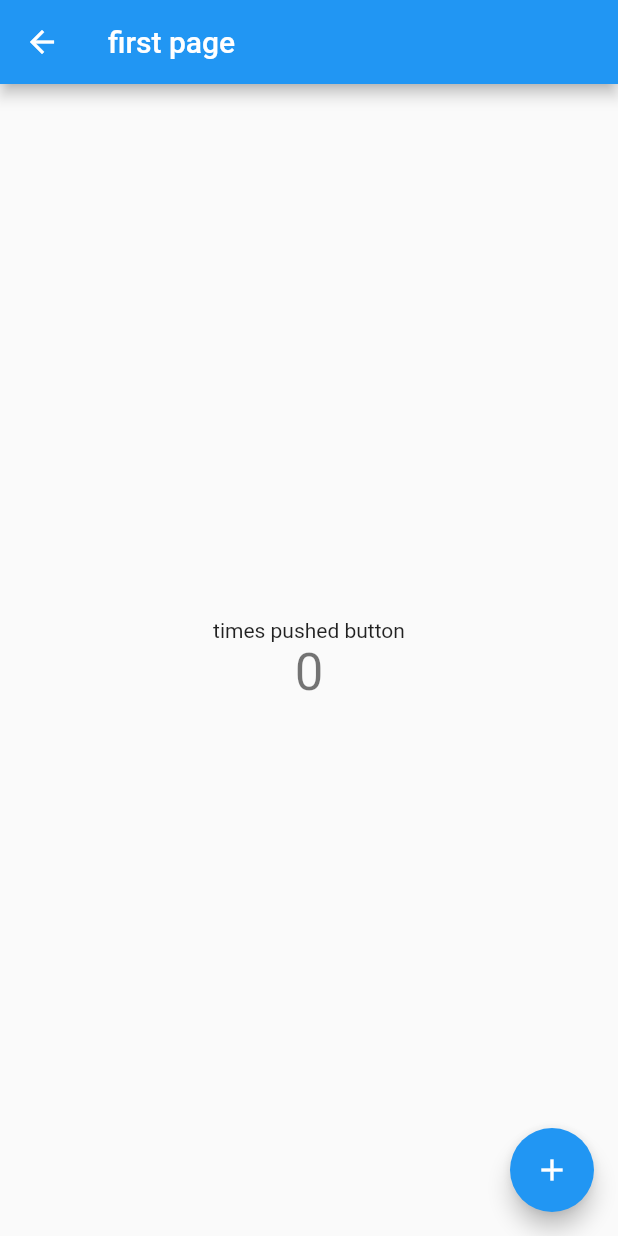
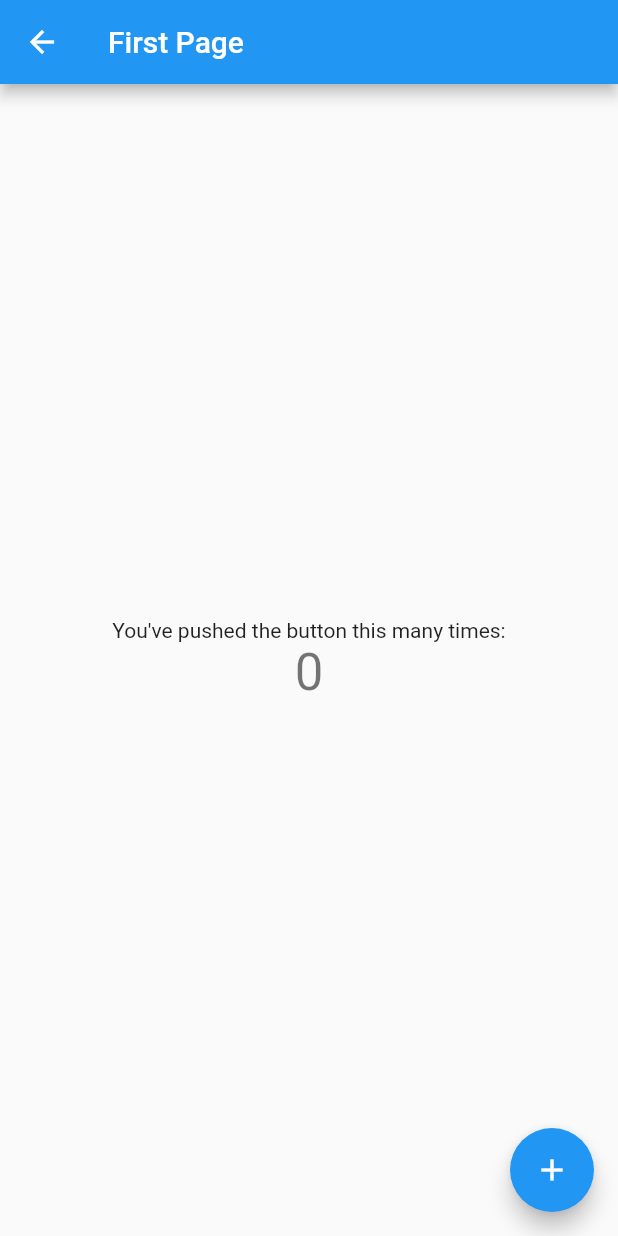
Before and after one commit to casareafer2908/basic_routes_navigation, a Flutter app: the screen it shows after launch, after a tap on "First Page", on a phone screen of 412 x 824 dp. Run offline on Flutter 3.47's test engine with Material 2 defaults, Android fonts, the phone set to English and light mode, and no system bars; our stand-ins replace easy_localization.

Commit message:
implement easy localization
implement in the rest of the screens

```diff
--- a/assets/translations/en.json
+++ b/assets/translations/en.json
@@ -1,6 +1,7 @@
 {
   "homepage": "Homepage",
   "helloWorld": "Hello World!",
+  "homepageRoutesLabel": "Routes:",
   "firstPage": "First Page",
   "secondPage": "Second Page",
   "thirdPage": "Third Page",
--- a/assets/translations/es.json
+++ b/assets/translations/es.json
@@ -1,6 +1,7 @@
 {
   "homepage": "Página Principal",
   "helloWorld": "Rutas",
+  "homepageRoutesLabel": "Rutas:",
   "firstPage": "Primera Pagina",
   "secondPage": "Segunda Pagina",
   "thirdPage": "Tercera Pagina",
--- a/lib/main.dart
+++ b/lib/main.dart
@@ -9,7 +9,7 @@ void main() async {
   await EasyLocalization.ensureInitialized();
   runApp(EasyLocalization(
     supportedLocales: supportedLocales.keys.toList(),
-    assetLoader: CodegenLoader(),
+    assetLoader: const CodegenLoader(),
     path: 'assets/translations',
     child: const MyApp(),
   ));
--- a/lib/src/navigation/routes.dart
+++ b/lib/src/navigation/routes.dart
@@ -15,14 +15,11 @@ class Routes {
       case homePage:
         return MaterialPageRoute(builder: (context) => const HomePage());
       case firstPage:
-        return MaterialPageRoute(
-            builder: (context) => const FirstPage(title: 'first page'));
+        return MaterialPageRoute(builder: (context) => const FirstPage());
       case secondPage:
-        return MaterialPageRoute(
-            builder: (context) => const SecondPage(title: 'second page'));
+        return MaterialPageRoute(builder: (context) => const SecondPage());
       case thirdPage:
-        return MaterialPageRoute(
-            builder: (context) => const ThirdPage(title: 'third page'));
+        return MaterialPageRoute(builder: (context) => const ThirdPage());
       default:
         throw Exception('This screen doesn\'t exist');
     }
--- a/lib/src/ui/first_screen.dart
+++ b/lib/src/ui/first_screen.dart
@@ -1,9 +1,9 @@
 import 'package:flutter/material.dart';
+import 'package:basic_routes_navigation/src/localization/locale_keys.g.dart';
+import 'package:easy_localization/easy_localization.dart';
 
 class FirstPage extends StatefulWidget {
-  const FirstPage({Key? key, required this.title}) : super(key: key);
-
-  final String title;
+  const FirstPage({Key? key}) : super(key: key);
 
   @override
   _FirstPageState createState() => _FirstPageState();
@@ -31,15 +31,15 @@ class _FirstPageState extends State<FirstPage> {
           icon: const Icon(Icons.arrow_back),
           onPressed: _back,
         ),
-        title: Text(widget.title),
+        title: const Text(LocaleKeys.firstPage).tr(),
       ),
       body: Center(
         child: Column(
           mainAxisAlignment: MainAxisAlignment.center,
           children: <Widget>[
             const Text(
-              "times pushed button",
-            ),
+              LocaleKeys.timesPushedButton,
+            ).tr(),
             Text(
               '$_counter',
               style: Theme.of(context).textTheme.headline4,
@@ -49,7 +49,7 @@ class _FirstPageState extends State<FirstPage> {
       ),
       floatingActionButton: FloatingActionButton(
         onPressed: _incrementCounter,
-        tooltip: "increment",
+        tooltip: LocaleKeys.incrementTooltip.tr(),
         child: const Icon(Icons.add),
       ),
     );
--- a/lib/src/ui/home_screen.dart
+++ b/lib/src/ui/home_screen.dart
@@ -1,6 +1,6 @@
 import 'package:basic_routes_navigation/src/localization/locale_keys.g.dart';
+import 'package:easy_localization/easy_localization.dart';
 import 'package:basic_routes_navigation/src/navigation/routes.dart';
-import 'package:easy_localization/easy_localization.dart';
 import 'package:flutter/material.dart';
 import 'common_widgets/custom_elevated_button.dart';
 
@@ -11,7 +11,7 @@ class HomePage extends StatelessWidget {
   Widget build(BuildContext context) {
     return Scaffold(
       appBar: AppBar(
-        title: const Text("homepage"),
+        title: const Text(LocaleKeys.homepage).tr(),
       ),
       body: _buildContent(context),
     );
@@ -25,13 +25,13 @@ class HomePage extends StatelessWidget {
         crossAxisAlignment: CrossAxisAlignment.stretch,
         children: <Widget>[
           const Text(
-            "hello world",
+            LocaleKeys.homepageRoutesLabel,
             textAlign: TextAlign.center,
             style: TextStyle(
               fontSize: 30,
               fontWeight: FontWeight.w600,
             ),
-          ),
+          ).tr(),
           const SizedBox(
             height: 40,
           ),
@@ -48,8 +48,8 @@ class HomePage extends StatelessWidget {
             key: const ValueKey('secondPage'),
             onPressed: () => Navigator.pushNamed(context, Routes.secondPage),
             child: const Text(
-              "second page",
-            ),
+              LocaleKeys.secondPage,
+            ).tr(),
             color: Colors.red,
           ),
           const SizedBox(
@@ -59,8 +59,8 @@ class HomePage extends StatelessWidget {
             key: const ValueKey('thirdPage'),
             onPressed: () => Navigator.pushNamed(context, Routes.thirdPage),
             child: const Text(
-              "third page",
-            ),
+              LocaleKeys.thirdPage,
+            ).tr(),
             color: Colors.pink,
           ),
         ],
```
Also changed, not shown: lib/src/ui/second_screen.dart (+7 -7 lines), lib/src/ui/third_screen.dart (+7 -7 lines), lib/src/localization/codegen_loader.g.dart, lib/src/localization/locale_keys.g.dart, 6 other files.
